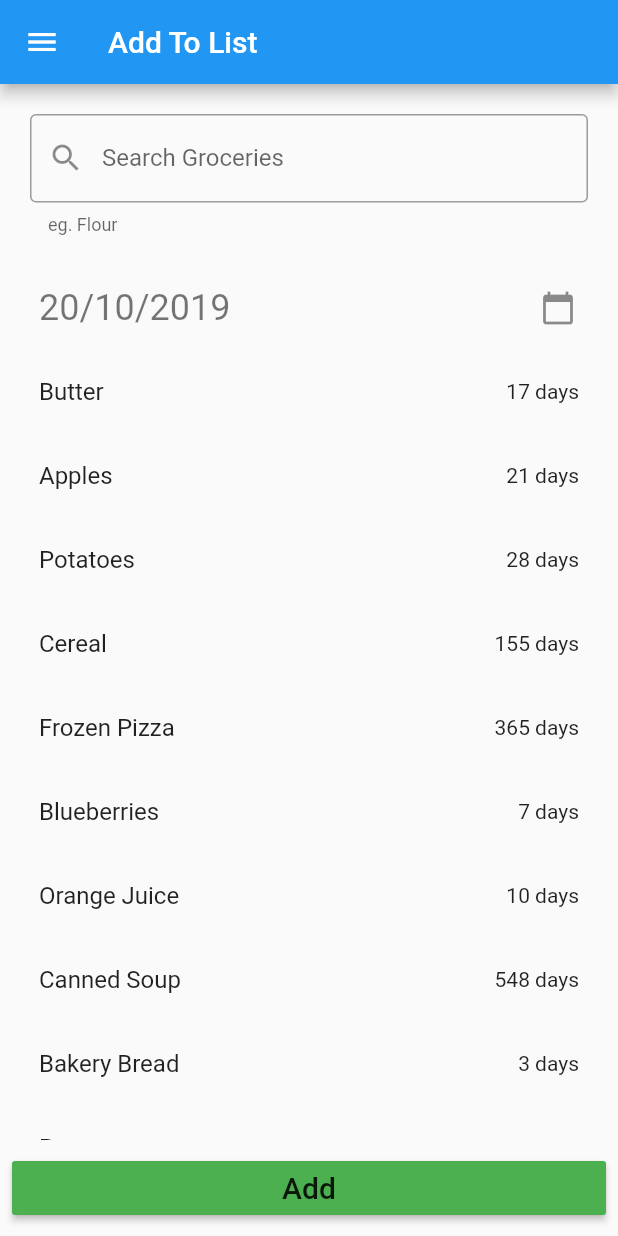
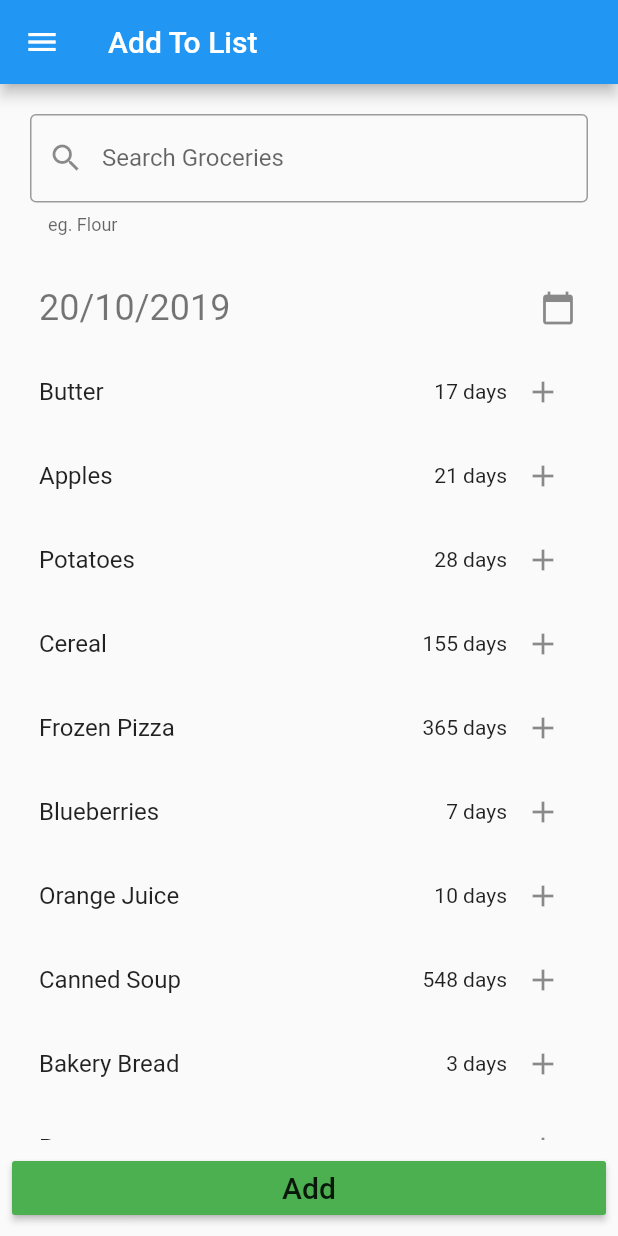
Before and after one commit to axqs/guts_sas_challenge, a Flutter app: the AddPage screen opened directly, on a phone screen of 412 x 824 dp. Run offline on Flutter 3.47's test engine with Material 2 defaults, Android fonts, the phone set to English and light mode, and no system bars; our stand-ins replace datetime_picker_formfield, keyboard_actions; Roboto replaces fonts that are missing (Hind).

Commit message:
Plus button adds to fridge

```diff
--- a/lib/add_page.dart
+++ b/lib/add_page.dart
@@ -60,6 +60,15 @@ class _AddPageState extends State<AddPage> {
 				duplicate = globals.FoodItems;
 			});
 		}
+	}
+
+	void onTapItem(index){
+		setState(() {
+			textController.text = duplicate[index].fooditem;
+			dateTimeOfItem = DateTime.now().add(new Duration(days: duplicate[index].days));
+		});
+		filterSearchResults(duplicate[index].fooditem);
+
 	}
 
 	@override
@@ -193,15 +202,33 @@ class _AddPageState extends State<AddPage> {
 									return ListTile(
 										title: Text('${duplicate[index].fooditem}'),
 										onTap: (){
-											setState(() {
+											onTapItem(index);
+											/*setState(() {
 												textController.text = duplicate[index].fooditem;
 												dateTimeOfItem = DateTime.now().add(new Duration(days: duplicate[index].days));
 											});
 											filterSearchResults(duplicate[index].fooditem);
-
+*/
 										},
 
-										trailing: Text('${duplicate[index].days} days'),
+										trailing: Container(
+											width: 110,
+
+												child:Row(
+														mainAxisAlignment: MainAxisAlignment.end,
+												children: <Widget>[
+													Text('${duplicate[index].days} days'),
+													IconButton(
+															icon: Icon(Icons.add),
+															onPressed: () {
+																onTapItem(index);
+																setState(() {
+																	globals.FridgeItems.add(ListItem(duplicate[index].fooditem, DateTime.now().add(new Duration(days: duplicate[index].days))));
+																});
+
+															})
+										]
+										))
 									);
 								},
 							),
```
